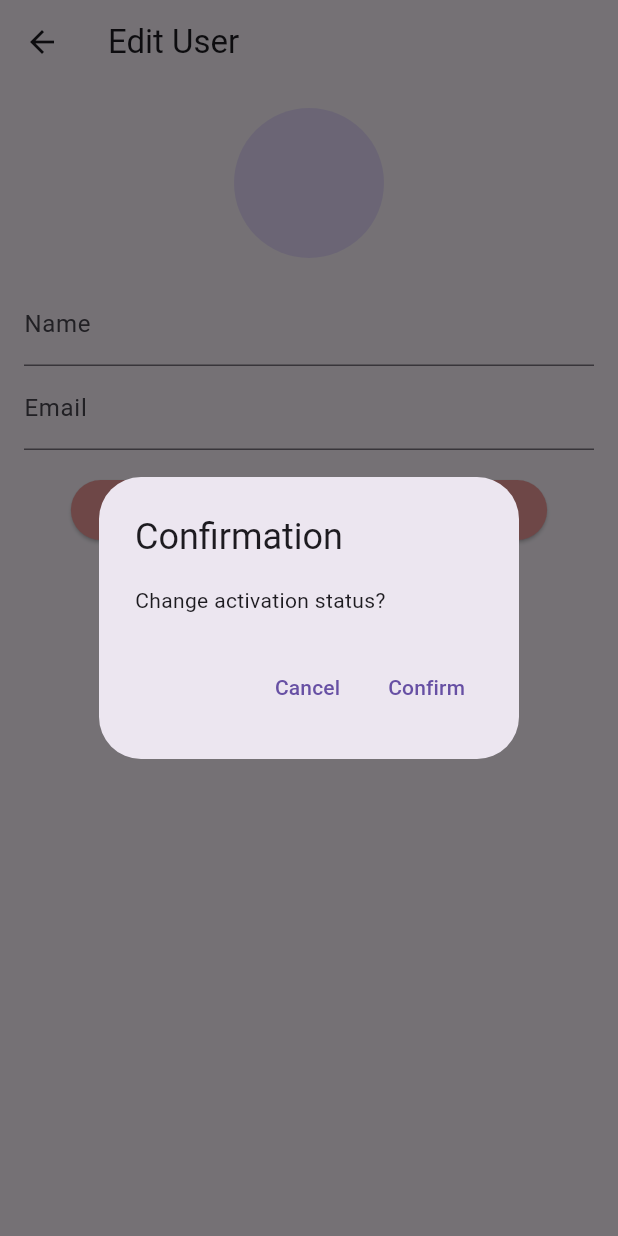
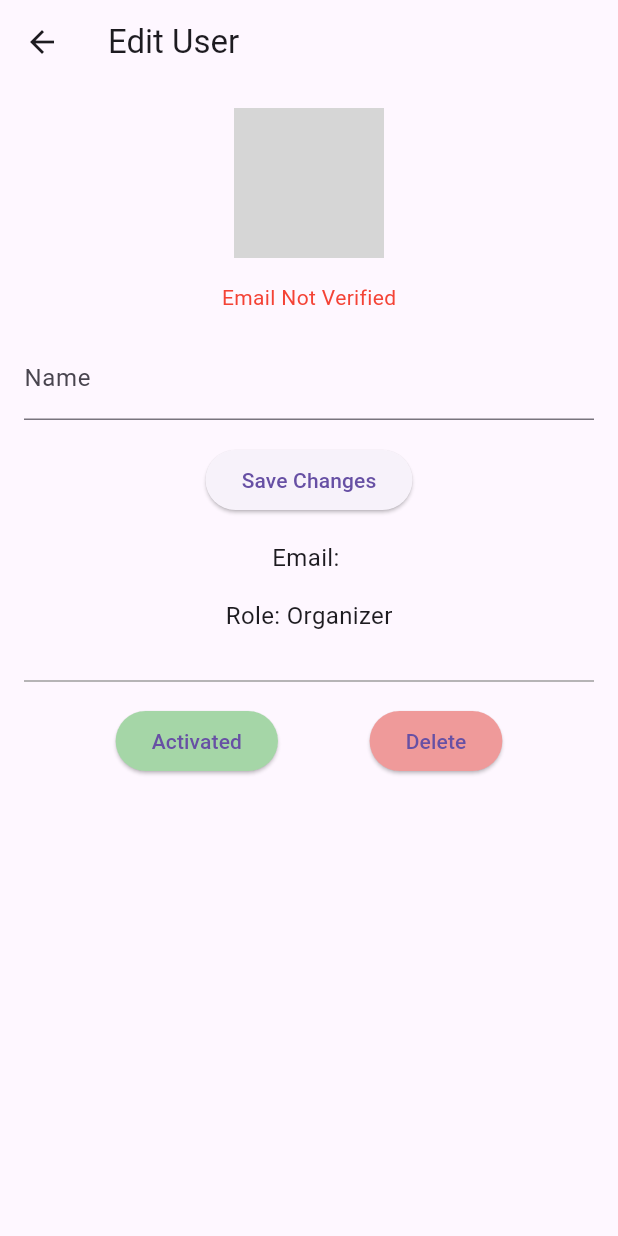
Before and after one commit to Pablorv004/eventify-frontend, a Flutter app: the EditUser screen opened directly with empty values, after a tap on "Deactivated", on a phone screen of 412 x 824 dp. Run offline on Flutter 3.47's test engine with Material 3 defaults, Android fonts, the phone set to English and light mode, and no system bars; accounts and stored records are empty; grey boxes are pictures that could not be loaded.

Commit message:
Added Role to Register. Finished basic design for editing.

```diff
--- a/eventify/lib/providers/user_provider.dart
+++ b/eventify/lib/providers/user_provider.dart
@@ -14,6 +14,7 @@ class UserProvider extends ChangeNotifier {
   String? validationErrorMessage;
 
   UserProvider(this.userService);
+
   /// Attempts to log in a user using the provided email and password credentials.
   ///
   /// This method calls the `login` method from `loginService` with the user's email and password.
@@ -52,13 +53,18 @@ class UserProvider extends ChangeNotifier {
   ///   - `false`: deactivates the user
   Future<void> toggleUserValidation(int id, bool validationBoolean) async {
     try {
-      final validationMethod = validationBoolean ? userService.activate : userService.deactivate;
+      final validationMethod =
+          validationBoolean ? userService.activate : userService.deactivate;
 
-      final validationResponse = await validationMethod(id, currentUser!.rememberToken ?? '');
+      final validationResponse =
+          await validationMethod(id, currentUser!.rememberToken ?? '');
 
-      final errorMessage = validationBoolean ? 'Validation Failed' : 'Unvalidation Failed';
+      final errorMessage =
+          validationBoolean ? 'Validation Failed' : 'Unvalidation Failed';
 
-      validationErrorMessage = validationResponse.success ? null : validationResponse.data['error'] ?? errorMessage;
+      validationErrorMessage = validationResponse.success
+          ? null
+          : validationResponse.data['error'] ?? errorMessage;
     } catch (error) {
       validationErrorMessage = 'Error: ${error.toString()}';
     } finally {
@@ -66,14 +72,18 @@ class UserProvider extends ChangeNotifier {
     }
   }
 
-  Future<void> registerUser(String name, String email, String password, String confirmPassword) async {
+  Future<void> registerUser(String name, String email, String password,
+      String confirmPassword, String role) async {
     try {
-      AuthResponse registerResponse = await userService.register(name, email, password, confirmPassword);
+      AuthResponse registerResponse = await userService.register(
+          name, email, password, confirmPassword,
+          role: role); // Pass role here
 
       if (registerResponse.success) {
         registerErrorMessage = null;
       } else {
-        registerErrorMessage = registerResponse.data['error'] ?? 'Registration Failed';
+        registerErrorMessage =
+            registerResponse.data['error'] ?? 'Registration Failed';
       }
     } catch (error) {
       registerErrorMessage = 'Error: ${error.toString()}';
@@ -88,7 +98,8 @@ class UserProvider extends ChangeNotifier {
 
       if (fetchResponse.success) {
         userList = fetchResponse.data
-            .map((userJson) => User.fromFetchUsersJson(userJson)).toList();
+            .map((userJson) => User.fromFetchUsersJson(userJson))
+            .toList();
         fetchErrorMessage = null;
       } else {
         fetchErrorMessage = fetchResponse.message;
--- a/eventify/lib/screens/admin/edit_user.dart
+++ b/eventify/lib/screens/admin/edit_user.dart
@@ -7,16 +7,17 @@ class EditUser extends StatelessWidget {
   EditUser({super.key, required this.user});
 
   final TextEditingController _nameController = TextEditingController();
-  final TextEditingController _emailController = TextEditingController();
   final ValueNotifier<bool> _activedNotifier = ValueNotifier<bool>(false);
-  final ValueNotifier<bool> _emailConfirmedNotifier = ValueNotifier<bool>(false);
+  final ValueNotifier<bool> _emailConfirmedNotifier =
+      ValueNotifier<bool>(false);
+  final ValueNotifier<bool> _deletedNotifier = ValueNotifier<bool>(false);
 
   @override
   Widget build(BuildContext context) {
     _nameController.text = user.name;
-    _emailController.text = user.email ?? '';
     _activedNotifier.value = user.actived ?? false;
     _emailConfirmedNotifier.value = user.emailConfirmed ?? false;
+    _deletedNotifier.value = user.deleted;
 
     return Scaffold(
       appBar: AppBar(
@@ -28,20 +29,52 @@ class EditUser extends StatelessWidget {
           children: [
             CircleAvatar(
               radius: 50,
-                backgroundImage: user.profilePicture != null && user.profilePicture!.isNotEmpty
-                  ? NetworkImage(user.profilePicture!)
-                    : const AssetImage('assets/default_profile_picture.png') as ImageProvider,
+              backgroundImage:
+                  user.profilePicture != null && user.profilePicture!.isNotEmpty
+                      ? NetworkImage(user.profilePicture!)
+                      : const AssetImage('assets/default_profile_picture.png')
+                          as ImageProvider,
+            ),
+            const SizedBox(height: 16),
+            ValueListenableBuilder<bool>(
+              valueListenable: _emailConfirmedNotifier,
+              builder: (context, value, child) {
+                return Text(
+                  value ? 'Email Verified' : 'Email Not Verified',
+                  style: TextStyle(
+                    color: value ? Colors.green : Colors.red,
+                  ),
+                );
+              },
             ),
             const SizedBox(height: 16),
             TextField(
               controller: _nameController,
               decoration: const InputDecoration(labelText: 'Name'),
             ),
-            TextField(
-              controller: _emailController,
-              decoration: const InputDecoration(labelText: 'Email'),
+            const SizedBox(height: 16),
+            ElevatedButton(
+              onPressed: () {
+                // TODO: Implement API call to save changes
+              },
+              child: const Text('Save Changes'),
             ),
             const SizedBox(height: 16),
+            Text(
+              'Email: ${user.email ?? ''}',
+              style: const TextStyle(fontSize: 16),
+            ),
+            const SizedBox(height: 16),
+            Text(
+              'Role: ${user.role == 'u' ? 'User' : 'Organizer'}',
+              style: const TextStyle(fontSize: 16),
+            ),
+            const SizedBox(height: 16),
+            const Divider(
+              height: 32,
+              thickness: 1,
+              color: Colors.grey,
+            ),
             Row(
               mainAxisAlignment: MainAxisAlignment.spaceEvenly,
               children: [
@@ -54,21 +87,15 @@ class EditUser extends StatelessWidget {
                   onPressed: (value) => _toggleActived(context, value),
                 ),
                 StatusButton(
-                  notifier: _emailConfirmedNotifier,
-                  activeText: 'Email Verified',
-                  inactiveText: 'Email Not Verified',
-                  activeColor: Colors.green[200]!,
+                  notifier: _deletedNotifier,
+                  activeText: 'Deleted',
+                  inactiveText: 'Delete',
+                  activeColor: Colors.grey,
                   inactiveColor: Colors.red[200]!,
-                  onPressed: (value) => _toggleEmailConfirmed(context, value),
+                  onPressed: (value) => _toggleDeleted(context, value),
+                  isDeletable: true,
                 ),
               ],
-            ),
-            const SizedBox(height: 16),
-            ElevatedButton(
-              onPressed: () {
-                // TODO: Implement API call to save changes
-              },
-              child: const Text('Save Changes'),
             ),
           ],
         ),
@@ -77,18 +104,15 @@ class EditUser extends StatelessWidget {
   }
 
   void _toggleActived(BuildContext context, bool newValue) async {
-    bool? confirm = await _showConfirmationDialog(context, 'Change activation status?');
-    if (confirm == true) {
-      _activedNotifier.value = newValue;
-      // TODO: Implement API call to update actived status
-    }
+    _activedNotifier.value = newValue;
   }
 
-  void _toggleEmailConfirmed(BuildContext context, bool newValue) async {
-    bool? confirm = await _showConfirmationDialog(context, 'Change email verification status?');
-    if (confirm == true) {
-      _emailConfirmedNotifier.value = newValue;
-      // TODO: Implement API call to update emailConfirmed status
+  void _toggleDeleted(BuildContext context, bool newValue) async {
+    if (newValue) {
+      bool? confirm = await _showConfirmationDialog(context, 'Delete user?');
+      if (confirm == true) {
+        _deletedNotifier.value = newValue;
+      }
     }
   }
 
@@ -122,6 +146,7 @@ class StatusButton extends StatelessWidget {
   final Color activeColor;
   final Color inactiveColor;
   final Function(bool) onPressed;
+  final bool isDeletable;
 
   const StatusButton({
     super.key,
@@ -131,6 +156,7 @@ class StatusButton extends StatelessWidget {
     required this.activeColor,
     required this.inactiveColor,
     required this.onPressed,
+    this.isDeletable = false,
   });
 
   @override
@@ -142,7 +168,7 @@ class StatusButton extends StatelessWidget {
           style: ElevatedButton.styleFrom(
             backgroundColor: value ? activeColor : inactiveColor,
           ),
-          onPressed: () => onPressed(!value),
+          onPressed: value && isDeletable ? null : () => onPressed(!value),
           child: Text(value ? activeText : inactiveText),
         );
       },
--- a/eventify/lib/services/user_service.dart
+++ b/eventify/lib/services/user_service.dart
@@ -32,12 +32,12 @@ class UserService {
       }),
     );
 
-
     return AuthResponse.fromJson(json.decode(response.body));
-
   }
 
-  Future<AuthResponse> register(String name, String email, String password, String confirmPassword, {String role = 'u'}) async {
+  Future<AuthResponse> register(
+      String name, String email, String password, String confirmPassword,
+      {String role = 'u'}) async {
     final url = Uri.parse('https://eventify.allsites.es/public/api/register');
 
     final response = await http.post(
@@ -51,7 +51,7 @@ class UserService {
         'email': email,
         'password': password,
         'c_password': confirmPassword,
-        'role': role,
+        'role': role, // Ensure role is included here
       }),
     );
 
@@ -68,9 +68,7 @@ class UserService {
         'Accept': 'application/json',
         'Authorization': 'Bearer $token',
       },
-      body: json.encode({
-        'id': id
-      }),
+      body: json.encode({'id': id}),
     );
 
     return AuthResponse.fromJson(json.decode(response.body));
@@ -86,9 +84,7 @@ class UserService {
         'Accept': 'application/json',
         'Authorization': 'Bearer $token',
       },
-      body: json.encode({
-        'id': id
-      }),
+      body: json.encode({'id': id}),
     );
 
     return AuthResponse.fromJson(json.decode(response.body));
--- a/eventify/lib/widgets/register_button.dart
+++ b/eventify/lib/widgets/register_button.dart
@@ -12,6 +12,7 @@ class RegisterButton extends StatelessWidget {
   final TextEditingController emailController;
   final TextEditingController passwordController;
   final TextEditingController confirmPasswordController;
+  final TextEditingController roleController;
 
   const RegisterButton({
     super.key,
@@ -21,6 +22,7 @@ class RegisterButton extends StatelessWidget {
     required this.passwordController,
     required this.confirmPasswordController,
     required this.registerFormKey,
+    required this.roleController,
   });
 
   @override
@@ -48,8 +50,10 @@ class RegisterButton extends StatelessWidget {
     String email = emailController.text.trim();
     String password = passwordController.text.trim();
     String confirmPassword = confirmPasswordController.text.trim();
+    String role = roleController.text.trim(); // Add this line
 
-    await userProvider.registerUser(name, email, password, confirmPassword);
+    await userProvider.registerUser(
+        name, email, password, confirmPassword, role); // Pass role here
 
     if (userProvider.registerErrorMessage != null) {
       ScaffoldMessenger.of(context).showSnackBar(
@@ -58,9 +62,11 @@ class RegisterButton extends StatelessWidget {
     } else {
       Navigator.of(context).pushReplacement(
         MaterialPageRoute(builder: (context) => const LoginScreen()),
-            );
-            ScaffoldMessenger.of(context).showSnackBar(
-        const SnackBar(content: Text('Please confirm your email to complete registration.')),
+      );
+      ScaffoldMessenger.of(context).showSnackBar(
+        const SnackBar(
+            content:
+                Text('Please confirm your email to complete registration.')),
       );
     }
   }
```
Also changed, not shown: eventify/lib/screens/forms/register_form.dart (+28 -0 lines).
